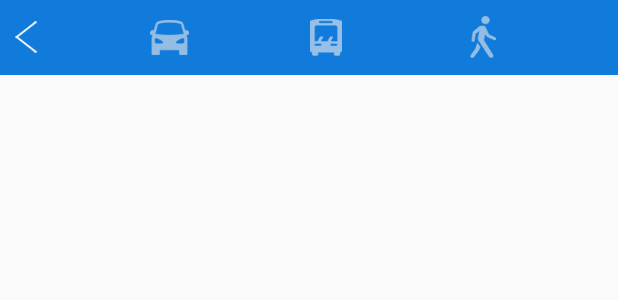
After one commit to wop0808/MyWay, an Android app: the layout activity_routeplan.xml on its own in the app's theme, with its tools: preview values and no code run, on a phone screen of 412 x 824 dp. The commit adds this screen. Shown: the top 300 px of the screen. Run offline under Robolectric (Android 15) with nearby library versions, the phone set to English and light mode, and no system bars.

Commit message:
8-12 开始写 自驾路线规划

```diff
--- a/app/src/main/AndroidManifest.xml
+++ b/app/src/main/AndroidManifest.xml
@@ -25,9 +25,12 @@
         android:label="@string/app_name"
         android:supportsRtl="true"
         android:theme="@style/AppTheme">
-        <!-- CBrfqmEhD5db8b2DtUpoPI3vg3VUMqaL
+
+        <!--
+        CBrfqmEhD5db8b2DtUpoPI3vg3VUMqaL
         3eDTDoWa0U5ZcbDdF6VZF5ItKypYyEYq
-            b9doGGZzQ68caioSE0FFhnrejqPPlaON-->
+            b9doGGZzQ68caioSE0FFhnrejqPPlaON
+        -->
         <meta-data
             android:name="com.baidu.lbsapi.API_KEY"
             android:value="b9doGGZzQ68caioSE0FFhnrejqPPlaON" />
@@ -47,11 +50,14 @@
         <activity android:name=".ShareActivity" />
         <activity android:name=".NearActivity" />
         <activity android:name=".MyActivity" />
-        <activity android:name=".WayActivity"></activity>
+        <activity android:name=".WayActivity" />
+
         <service
             android:name="com.baidu.location.f"
             android:enabled="true"
-            android:process=":remote"/>
+            android:process=":remote" />
+
+        <activity android:name=".RouteplanActivity"></activity>
     </application>
 
 </manifest>
--- a/app/src/main/java/com/hkc/mymapy/MainActivity.java
+++ b/app/src/main/java/com/hkc/mymapy/MainActivity.java
@@ -255,9 +255,6 @@ public class MainActivity extends AppCompatActivity implements View.OnClickListe
                 currentX = x;
             }
         });
-
-//        //反解析当前地址信息
-//        initLocInfo();
     }
 
     //回到中心位置
@@ -397,8 +394,6 @@ public class MainActivity extends AppCompatActivity implements View.OnClickListe
                 baiduMap.animateMapStatus(mapStatusUpdate);
                 isFirstIn = false;
             }
-
-
         }
     }
 
--- /dev/null
+++ b/app/src/main/java/com/hkc/mymapy/RouteplanActivity.java
@@ -0,0 +1,51 @@
+package com.hkc.mymapy;
+
+import android.content.Intent;
+import android.support.v4.app.FragmentManager;
+import android.support.v7.app.AppCompatActivity;
+import android.os.Bundle;
+
+import com.baidu.mapapi.map.BaiduMapOptions;
+import com.baidu.mapapi.map.MapStatus;
+import com.baidu.mapapi.map.SupportMapFragment;
+import com.baidu.mapapi.model.LatLng;
+
+public class RouteplanActivity extends AppCompatActivity {
+    private SupportMapFragment supportMapFragment;
+//    private Frag_Routeplan_Car frag_routeplan_car;
+//    private FragmentManager fragmentManager;
+
+    @Override
+    protected void onCreate(Bundle savedInstanceState) {
+        super.onCreate(savedInstanceState);
+        setContentView(R.layout.activity_routeplan);
+
+//        Intent intent = getIntent();
+        MapStatus.Builder builder = new MapStatus.Builder();
+        builder.target(MainActivity.currentLatLng);
+//        if (intent.hasExtra("x") && intent.hasExtra("y")) {
+//            // 当用intent参数时，设置中心点为指定点
+//            Bundle b = intent.getExtras();
+//            LatLng p = new LatLng(b.getDouble("y"), b.getDouble("x"));
+//            builder.target(p);
+//        }
+        builder.overlook(-20).zoom(19.5f);
+        BaiduMapOptions bo = new BaiduMapOptions().mapStatus(builder.build())
+                .compassEnabled(false).zoomControlsEnabled(false);
+        supportMapFragment = SupportMapFragment.newInstance(bo);
+        FragmentManager manager = getSupportFragmentManager();
+        manager.beginTransaction().replace(R.id.id_routeplan_fragment, supportMapFragment, "map_fragment").commit();
+
+//        fragmentManager = getSupportFragmentManager();
+//
+//        if (frag_routeplan_car == null){
+//            frag_routeplan_car = new Frag_Routeplan_Car();
+//            fragmentManager.beginTransaction().replace(R.id.id_routeplan_fragment,frag_routeplan_car).commit();
+//        }else {
+//            fragmentManager.beginTransaction().replace(R.id.id_routeplan_fragment,frag_routeplan_car).commit();
+//        }
+    }
+
+
+
+}
--- a/app/src/main/java/com/hkc/mymapy/WayActivity.java
+++ b/app/src/main/java/com/hkc/mymapy/WayActivity.java
@@ -1,7 +1,8 @@
 package com.hkc.mymapy;
 
+import android.content.Intent;
+import android.os.Bundle;
 import android.support.v7.app.AppCompatActivity;
-import android.os.Bundle;
 import android.view.View;
 import android.widget.EditText;
 import android.widget.ImageView;
@@ -9,17 +10,13 @@ import android.widget.ListView;
 import android.widget.TextView;
 import android.widget.Toast;
 
-import com.baidu.mapapi.search.geocode.GeoCodeOption;
-import com.baidu.mapapi.search.route.PlanNode;
-import com.baidu.mapapi.search.route.RoutePlanSearch;
-import com.baidu.mapapi.search.route.TransitRoutePlanOption;
 import com.hkc.adapter.WayAdapter;
 
 public class WayActivity extends AppCompatActivity implements View.OnClickListener{
     private WayAdapter wayAdapter;
     private ImageView iv_back,iv_car,iv_bus,iv_walk;
     private TextView tv_search;
-    private EditText et_destination;
+    private EditText et_destination,et_mylocation;
     private ListView listView;
     private ImageView iv_change;
 
@@ -36,6 +33,7 @@ public class WayActivity extends AppCompatActivity implements View.OnClickListen
         et_destination = (EditText) findViewById(R.id.id_main_way_destination);
         iv_change = (ImageView) findViewById(R.id.id_main_way_change);
         wayAdapter = new WayAdapter(this);
+        et_mylocation = (EditText) findViewById(R.id.id_main_way_et_myposition);
 
 
         iv_back.setOnClickListener(this);
@@ -52,14 +50,28 @@ public class WayActivity extends AppCompatActivity implements View.OnClickListen
         iv_car.setSelected(true);
     }
 
+
+
     @Override
     public void onClick(View v) {
         switch (v.getId()){
             //搜索
             case R.id.id_main_way_tv_search:
                 Toast.makeText(this,"tv_search",Toast.LENGTH_SHORT).show();
-                RoutePlanSearch routePlanSearch = RoutePlanSearch.newInstance();
 
+                //获取我的位置：stNode, 终点位置：enNode
+                String stNode = et_mylocation.getText().toString().trim();
+                String enNode = et_destination.getText().toString().trim();
+
+                Intent intent_WayToRouteplan = new Intent(this,RouteplanActivity.class);
+                startActivity(intent_WayToRouteplan);
+
+
+
+
+
+//                RoutePlanSearch routePlanSearch = RoutePlanSearch.newInstance();
+//
 //
 //                PlanNode stNode = PlanNode.withCityNameAndPlaceName("北京", "龙泽");
 //                PlanNode enNode = PlanNode.withCityNameAndPlaceName("北京", "西单");
@@ -96,7 +108,15 @@ public class WayActivity extends AppCompatActivity implements View.OnClickListen
                 Toast.makeText(this,"iv_change",Toast.LENGTH_SHORT).show();
                 break;
 
+        }
+    }
 
+    //判断我的位置stNode 是否为“我的位置”
+    public boolean isMyLocation(String stNode){
+        if(stNode.equals("我的位置")){
+            return true;
+        }else {
+            return false;
         }
     }
 }
--- /dev/null
+++ b/app/src/main/res/layout/activity_routeplan.xml
@@ -0,0 +1,100 @@
+<?xml version="1.0" encoding="utf-8"?>
+<RelativeLayout xmlns:android="http://schemas.android.com/apk/res/android"
+    xmlns:tools="http://schemas.android.com/tools"
+    android:layout_width="match_parent"
+    android:layout_height="match_parent"
+    tools:context="com.hkc.mymapy.RouteplanActivity">
+
+    <LinearLayout
+        android:id="@+id/id_routeplan_ll_top"
+        android:layout_width="match_parent"
+        android:layout_height="50dp"
+        android:background="@color/top_blue_light">
+
+        <LinearLayout
+            android:layout_width="match_parent"
+            android:layout_height="50dp"
+            android:layout_marginLeft="@dimen/main_margin_left_right"
+            android:layout_marginRight="@dimen/main_margin_left_right">
+
+            <LinearLayout
+                android:layout_width="match_parent"
+                android:layout_height="match_parent"
+                android:layout_weight="610"
+                android:gravity="center_vertical">
+
+                <ImageView
+                    android:id="@+id/id_main_way_iv_back"
+                    android:layout_width="wrap_content"
+                    android:layout_height="wrap_content"
+                    android:src="@mipmap/near_pic_comeback" />
+            </LinearLayout>
+            <LinearLayout
+                android:layout_width="match_parent"
+                android:layout_height="match_parent"
+                android:layout_weight="140"
+                android:orientation="horizontal">
+                <LinearLayout
+                    android:layout_width="match_parent"
+                    android:layout_height="match_parent"
+                    android:layout_weight="1"
+                    android:gravity="center">
+                    <ImageView
+                        android:id="@+id/id_main_way_car"
+                        android:layout_width="wrap_content"
+                        android:layout_height="wrap_content"
+                        android:src="@drawable/way_car"/>
+                </LinearLayout>
+                <LinearLayout
+                    android:layout_width="match_parent"
+                    android:layout_height="match_parent"
+                    android:layout_weight="1"
+                    android:gravity="center">
+                    <ImageView
+                        android:id="@+id/id_main_way_bus"
+                        android:layout_width="wrap_content"
+                        android:layout_height="wrap_content"
+                        android:src="@drawable/way_gongjiao"/>
+                </LinearLayout>
+                <LinearLayout
+                    android:layout_width="match_parent"
+                    android:layout_height="match_parent"
+                    android:layout_weight="1"
+                    android:gravity="center">
+                    <ImageView
+                        android:id="@+id/id_main_way_walk"
+                        android:layout_width="wrap_content"
+                        android:layout_height="wrap_content"
+                        android:src="@drawable/way_walk"/>
+                </LinearLayout>
+            </LinearLayout>
+
+
+            <LinearLayout
+                android:orientation="vertical"
+                android:id="@+id/id_main_way_search"
+                android:layout_width="match_parent"
+                android:layout_height="match_parent"
+                android:layout_weight="650">
+            </LinearLayout>
+        </LinearLayout>
+    </LinearLayout>
+
+    <RelativeLayout
+        android:id="@+id/id_routeplan_map"
+        android:layout_width="match_parent"
+        android:layout_height="match_parent"
+        android:layout_above="@+id/id_routeplan_ll_buttom_info"
+        android:layout_below="@id/id_routeplan_ll_top">
+    </RelativeLayout>
+
+    <LinearLayout
+        android:id="@+id/id_routeplan_ll_buttom_info"
+        android:layout_width="match_parent"
+        android:layout_height="wrap_content"
+        android:layout_alignParentBottom="true"
+        android:orientation="horizontal">
+    </LinearLayout>
+
+
+</RelativeLayout>
```
Also changed, not shown: app/src/main/res/mipmap-xhdpi/way_bus.png (deleted), app/src/main/res/mipmap-xhdpi/way_car.png (deleted), 2 other files.
